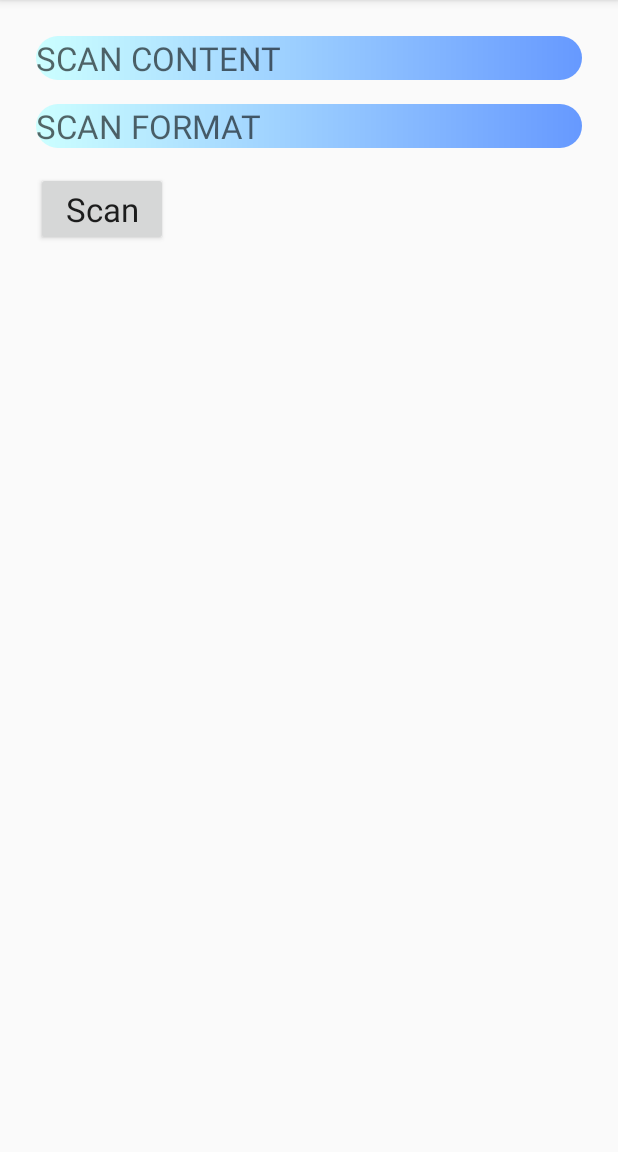
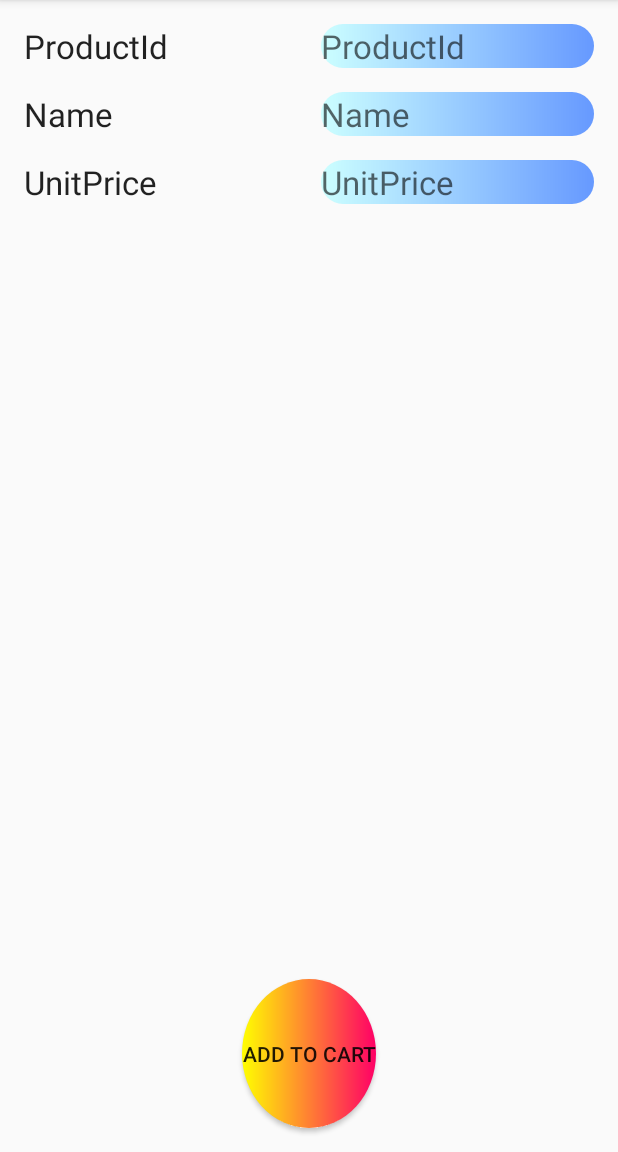
Before and after one commit to MOONYAN/EZShopping, an Android app: the ScanActivity screen opened directly, with no data from a screen before it, on a phone screen of 412 x 824 dp, the part 84-1236 px from its top. Run offline under Robolectric (Android 15) with nearby library versions, the phone set to English and light mode, and no system bars; our stand-ins replace Firebase (no records; nobody signed in at launch, a user with empty details on screens opened directly); libraries missing offline, so code that uses them is left out: com.google.zxing.integration; 2 statements that could not run were skipped.

Commit message:
fix scan page

```diff
--- a/app/src/main/java/tw/edu/ntut/ezshopping/AccountActivity.java
+++ b/app/src/main/java/tw/edu/ntut/ezshopping/AccountActivity.java
@@ -27,6 +27,7 @@ import com.google.firebase.auth.FirebaseUser;
 import com.google.firebase.auth.GoogleAuthProvider;
 import com.google.firebase.database.FirebaseDatabase;
 
+import tw.edu.ntut.ezshopping.ModelField.Model;
 import tw.edu.ntut.ezshopping.ModelField.User;
 
 public class AccountActivity extends BaseActivity implements GoogleApiClient.OnConnectionFailedListener
@@ -213,6 +214,7 @@ public class AccountActivity extends BaseActivity implements GoogleApiClient.OnC
                 updateUI(null);
             }
         });
+        Model.getInstance().setFirebaseId(null);
     }
 
     @Override
--- a/app/src/main/java/tw/edu/ntut/ezshopping/ItemActivity.java
+++ b/app/src/main/java/tw/edu/ntut/ezshopping/ItemActivity.java
@@ -19,7 +19,6 @@ public class ItemActivity extends AppCompatActivity
     private TextView _unitPriceText;
     private TextView _countText;
     private TextView _subtotalText;
-    private TextView _imageURLText;
     private ImageView _urlImageView;
     private View _plusButton;
     private View _minusButton;
@@ -55,7 +54,6 @@ public class ItemActivity extends AppCompatActivity
         _unitPriceText = (TextView) findViewById(R.id.unit_price_text);
         _countText = (TextView) findViewById(R.id.count_text);
         _subtotalText = (TextView) findViewById(R.id.subtotal_text);
-        _imageURLText = (TextView) findViewById(R.id.image_URL_text);
         _plusButton = findViewById(R.id.plus_button);
         _minusButton = findViewById(R.id.minus_button);
         _urlImageView = (ImageView) findViewById(R.id.url_image_view);
@@ -65,7 +63,6 @@ public class ItemActivity extends AppCompatActivity
     {
         _productIdText.setText(_item.getProductId());
         _nameText.setText(_item.getName());
-        _imageURLText.setText(_item.getImageURL());
         _unitPriceText.setText(_item.getUnitPrice() + "");
         new LoadImageTask(_urlImageView).execute(_item.getImageURL());
         updateUI();
--- a/app/src/main/java/tw/edu/ntut/ezshopping/ScanActivity.java
+++ b/app/src/main/java/tw/edu/ntut/ezshopping/ScanActivity.java
@@ -6,7 +6,6 @@ import android.support.v7.app.ActionBar;
 import android.util.Log;
 import android.view.View;
 import android.widget.ImageView;
-import android.widget.TableLayout;
 import android.widget.TextView;
 import android.widget.Toast;
 
@@ -25,10 +24,7 @@ import tw.edu.ntut.ezshopping.ModelField.Model;
 public class ScanActivity extends BaseActivity
 {
     private static final String TAG = "ScanActivity";
-    private TextView _scanContentText;
-    private TextView _scanFormatText;
-    private TableLayout _resultLayout;
-    private TextView _imageURLText;
+    private TextView _productIdText;
     private TextView _nameText;
     private TextView _unitPriceText;
     private ImageView _urlImageView;
@@ -43,17 +39,14 @@ public class ScanActivity extends BaseActivity
 
         ActionBar actionBar = getSupportActionBar();
         actionBar.setDisplayHomeAsUpEnabled(true);
-
         processViews();
         processControllers();
+        startScan();
     }
 
     private void processViews()
     {
-        _scanContentText = (TextView) findViewById(R.id.scan_content_text);
-        _scanFormatText = (TextView) findViewById(R.id.scan_format_text);
-        _resultLayout = (TableLayout) findViewById(R.id.result_layout);
-        _imageURLText = (TextView) findViewById(R.id.image_URL_text);
+        _productIdText = (TextView) findViewById(R.id.product_id_text);
         _nameText = (TextView) findViewById(R.id.name_text);
         _unitPriceText = (TextView) findViewById(R.id.unit_price_text);
         _urlImageView = (ImageView) findViewById(R.id.url_image_view);
@@ -64,7 +57,7 @@ public class ScanActivity extends BaseActivity
 
     }
 
-    public void runOnClick(View view)
+    private void startScan()
     {
         IntentIntegrator integrator = new IntentIntegrator(ScanActivity.this);
         integrator.initiateScan();
@@ -77,20 +70,16 @@ public class ScanActivity extends BaseActivity
         {
             showProgressDialog();
             IntentResult scanningResult = IntentIntegrator.parseActivityResult(requestCode, resultCode, data);
-            String scanContent = scanningResult.getContents();
-            String scanFormat = scanningResult.getFormatName();
-            _scanContentText.setText(scanContent);
-            _scanFormatText.setText(scanFormat);
-            Log.d("----------", "onActivityResult: has something");
-            Toast.makeText(this, "test" + scanContent, Toast.LENGTH_SHORT).show();
-            _productId = scanContent;
+            _productId = scanningResult.getContents();
+            _productIdText.setText(_productId);
+            Toast.makeText(this, _productId, Toast.LENGTH_SHORT).show();
             FirebaseDatabase.getInstance().getReference("product/" + _productId).addListenerForSingleValueEvent(new ValueEventListener()
             {
                 @Override
                 public void onDataChange(DataSnapshot dataSnapshot)
                 {
                     _fireProduct = dataSnapshot.getValue(FireProduct.class);
-                    if (_fireProduct == null) setDefaultState();
+                    if (_fireProduct == null) finish();
                     else
                     {
                         Log.d(TAG, "onDataChange: " + _fireProduct.Name);
@@ -105,7 +94,7 @@ public class ScanActivity extends BaseActivity
                 {
                     Log.w(TAG, "getProduct:onCancelled", databaseError.toException());
                     _fireProduct = null;
-                    setDefaultState();
+                    finish();
                 }
             });
         }
@@ -113,38 +102,23 @@ public class ScanActivity extends BaseActivity
         {
             Toast.makeText(this, "nothing", Toast.LENGTH_SHORT).show();
             Log.d("----------", "onActivityResult: has nothing");
+            finish();
         }
     }
 
     private void updateUI()
     {
         hideProgressDialog();
-        _resultLayout.setVisibility(View.VISIBLE);
-        _imageURLText.setText(_fireProduct.ImageURL);
         _nameText.setText(_fireProduct.Name);
         _unitPriceText.setText(_fireProduct.UnitPrice + "");
         new LoadImageTask(_urlImageView).execute(_fireProduct.ImageURL);
     }
 
-    private void setDefaultState()
-    {
-        hideProgressDialog();
-        _scanFormatText.setText(null);
-        _scanContentText.setText(null);
-        _productId = null;
-        _fireProduct = null;
-        _resultLayout.setVisibility(View.GONE);
-        _imageURLText.setText(null);
-        _nameText.setText(null);
-        _unitPriceText.setText(null);
-    }
-
     public void addOnClick(View view)
     {
         Cart cart = Model.getInstance().getCart();
-//        cart.addToCart(_productId, _fireProduct);
         cart.addToCart(new CartItem(_productId, _fireProduct));
-        Toast.makeText(this, "complete", Toast.LENGTH_SHORT);
-        setDefaultState();
+        Toast.makeText(this, "success", Toast.LENGTH_SHORT).show();
+        finish();
     }
 }
--- /dev/null
+++ b/app/src/main/res/drawable/button_drawable.xml
@@ -0,0 +1,11 @@
+<?xml version="1.0" encoding="utf-8"?>
+<shape xmlns:android="http://schemas.android.com/apk/res/android"
+       android:shape="oval">
+    <corners android:radius="20dp"/>
+    <gradient
+        android:endColor="#ff0066"
+
+        android:startColor="#ffff00"
+        android:type="linear"/>
+
+</shape>
--- a/app/src/main/res/layout/activity_log.xml
+++ b/app/src/main/res/layout/activity_log.xml
@@ -31,7 +31,7 @@
             android:layout_height="wrap_content"
             android:layout_margin="@dimen/default_margin"
             android:layout_weight="1"
-            android:background="@drawable/retangle_drawable"
+            android:background="@drawable/text_drawable"
             android:text="Total Cost"
             android:textAppearance="?android:attr/textAppearanceLarge"
             />
@@ -42,7 +42,7 @@
             android:layout_height="wrap_content"
             android:layout_margin="@dimen/default_margin"
             android:layout_weight="1"
-            android:background="@drawable/retangle_drawable"
+            android:background="@drawable/text_drawable"
             android:hint="Total Cost"
             android:textAppearance="?android:attr/textAppearanceLarge"
             />
--- a/app/src/main/res/layout/activity_scan.xml
+++ b/app/src/main/res/layout/activity_scan.xml
@@ -4,58 +4,35 @@
     xmlns:tools="http://schemas.android.com/tools"
     android:layout_width="match_parent"
     android:layout_height="match_parent"
+    android:layout_margin="@dimen/default_margin"
     android:orientation="vertical"
-    android:paddingBottom="@dimen/activity_vertical_margin"
-    android:paddingLeft="@dimen/activity_horizontal_margin"
-    android:paddingRight="@dimen/activity_horizontal_margin"
-    android:paddingTop="@dimen/activity_vertical_margin"
     tools:context="tw.edu.ntut.ezshopping.ScanActivity">
 
+    <TableLayout
+        android:layout_width="match_parent"
+        android:layout_height="0dp"
+        android:stretchColumns="*"
+        android:layout_weight="3"
+        android:orientation="horizontal">
+
+        <TableRow>
+
             <TextView
-        android:id="@+id/scan_content_text"
-        android:layout_width="match_parent"
+                android:layout_width="wrap_content"
                 android:layout_height="wrap_content"
                 android:layout_margin="@dimen/default_margin"
-        android:background="@drawable/retangle_drawable"
-        android:hint="SCAN CONTENT"
+                android:text="ProductId"
                 android:textAppearance="?android:attr/textAppearanceLarge"/>
 
             <TextView
-        android:id="@+id/scan_format_text"
-        android:layout_width="match_parent"
-        android:layout_height="wrap_content"
-        android:layout_margin="@dimen/default_margin"
-        android:background="@drawable/retangle_drawable"
-        android:hint="SCAN FORMAT"
-        android:textAppearance="?android:attr/textAppearanceLarge"/>
-
-    <LinearLayout
-        android:layout_width="wrap_content"
-        android:layout_height="wrap_content"
-        android:orientation="horizontal">
-
-        <Button
+                android:id="@+id/product_id_text"
                 android:layout_width="wrap_content"
                 android:layout_height="wrap_content"
                 android:layout_margin="@dimen/default_margin"
-            android:onClick="runOnClick"
-            android:text="Scan"
+                android:background="@drawable/text_drawable"
+                android:hint="ProductId"
                 android:textAppearance="?android:attr/textAppearanceLarge"/>
-
-    </LinearLayout>
-
-    <ScrollView
-        android:layout_width="match_parent"
-        android:layout_height="wrap_content"
-        android:layout_margin="@dimen/default_margin">
-
-        <TableLayout
-            android:id="@+id/result_layout"
-            android:layout_width="match_parent"
-            android:layout_height="match_parent"
-            android:visibility="gone"
-            android:stretchColumns="*"
-            tools:visibility="visible">
+        </TableRow>
 
         <TableRow>
 
@@ -71,7 +48,7 @@
                 android:layout_width="match_parent"
                 android:layout_height="wrap_content"
                 android:layout_margin="@dimen/default_margin"
-                    android:background="@drawable/retangle_drawable"
+                android:background="@drawable/text_drawable"
                 android:hint="Name"
                 android:textAppearance="?android:attr/textAppearanceLarge"/>
         </TableRow>
@@ -90,49 +67,38 @@
                 android:layout_width="match_parent"
                 android:layout_height="wrap_content"
                 android:layout_margin="@dimen/default_margin"
-                    android:background="@drawable/retangle_drawable"
+                android:background="@drawable/text_drawable"
                 android:hint="UnitPrice"
                 android:textAppearance="?android:attr/textAppearanceLarge"/>
         </TableRow>
 
-            <TableRow>
+    </TableLayout>
 
-                <TextView
-                    android:layout_width="wrap_content"
-                    android:layout_height="wrap_content"
-                    android:layout_margin="@dimen/default_margin"
-                    android:text="ImageURL"
-                    android:textAppearance="?android:attr/textAppearanceLarge"/>
-
-                <TextView
-                    android:id="@+id/image_URL_text"
+    <LinearLayout
         android:layout_width="match_parent"
-                    android:layout_height="wrap_content"
-                    android:layout_margin="@dimen/default_margin"
-                    android:background="@drawable/retangle_drawable"
-                    android:hint="ImageURL"
-                    android:textAppearance="?android:attr/textAppearanceLarge"/>
-            </TableRow>
-
-            <TableRow>
+        android:layout_height="0dp"
+        android:layout_weight="7"
+        android:orientation="vertical">
 
         <ImageView
             android:id="@+id/url_image_view"
-                    android:layout_width="wrap_content"
-                    android:layout_height="wrap_content"
+            android:layout_width="match_parent"
+            android:layout_height="0dp"
+            android:layout_weight="4"
+            android:layout_margin="@dimen/default_margin"
             android:adjustViewBounds="true"
             android:scaleType="fitCenter"/>
-            </TableRow>
-
-            <TableRow>
 
         <Button
-                    android:layout_width="match_parent"
-                    android:layout_height="wrap_content"
+            android:layout_width="wrap_content"
+            android:layout_height="0dp"
             android:layout_margin="@dimen/default_margin"
             android:onClick="addOnClick"
-                    android:text="Add To Cart"/>
-            </TableRow>
-        </TableLayout>
-    </ScrollView>
+            android:layout_weight="1"
+            android:layout_gravity="center"
+            android:text="Add To Cart"
+            android:background="@drawable/button_drawable"/>
+
     </LinearLayout>
+
+</LinearLayout>
--- a/app/src/main/res/layout/single_item.xml
+++ b/app/src/main/res/layout/single_item.xml
@@ -10,7 +10,7 @@
         android:layout_height="wrap_content"
         android:layout_margin="@dimen/default_margin"
         android:layout_weight="1"
-        android:background="@drawable/retangle_drawable"
+        android:background="@drawable/text_drawable"
         android:hint="name"
         android:textAppearance="?android:attr/textAppearanceLarge"/>
 
@@ -20,7 +20,7 @@
         android:layout_height="wrap_content"
         android:layout_margin="@dimen/default_margin"
         android:layout_weight="1"
-        android:background="@drawable/retangle_drawable"
+        android:background="@drawable/text_drawable"
         android:hint="count"
         android:textAppearance="?android:attr/textAppearanceLarge"/>
 
@@ -30,7 +30,7 @@
         android:layout_height="wrap_content"
         android:layout_margin="@dimen/default_margin"
         android:layout_weight="1"
-        android:background="@drawable/retangle_drawable"
+        android:background="@drawable/text_drawable"
         android:hint="subtotal"
         android:textAppearance="?android:attr/textAppearanceLarge"/>
 </LinearLayout>
--- a/app/src/main/res/layout/single_record.xml
+++ b/app/src/main/res/layout/single_record.xml
@@ -11,6 +11,6 @@
         android:layout_margin="@dimen/default_margin"
         android:hint="DateTime"
         android:textAlignment="center"
-        android:background="@drawable/retangle_drawable"
+        android:background="@drawable/text_drawable"
         android:textAppearance="?android:attr/textAppearanceLarge"/>
 </LinearLayout>
```
Also changed, not shown: app/src/main/res/layout/activity_account.xml (+8 -7 lines), app/src/main/res/layout/activity_cart.xml (+5 -5 lines), app/src/main/res/layout/activity_checkout.xml (+7 -6 lines), app/src/main/res/layout/activity_item.xml (+51 -56 lines), app/src/main/res/drawable/text_drawable.xml (renamed from app/src/main/res/drawable/retangle_drawable.xml). Lines whose indentation alone changed are shown as unchanged.
